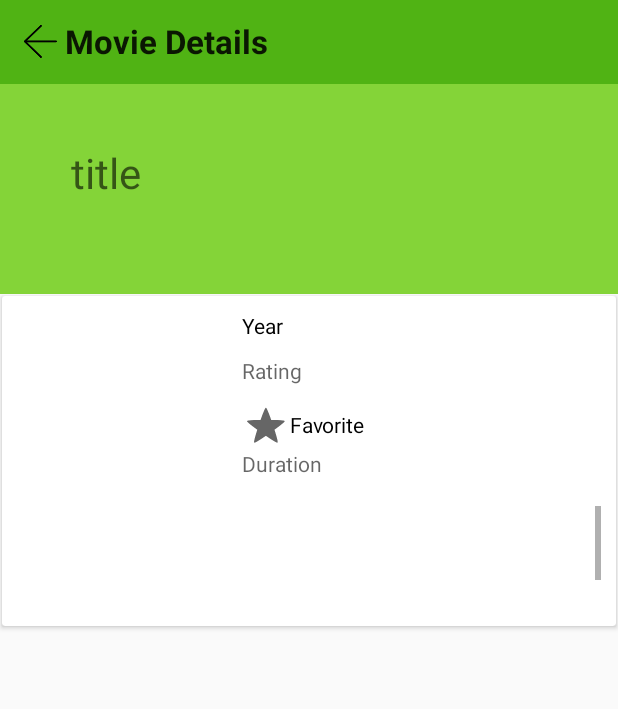
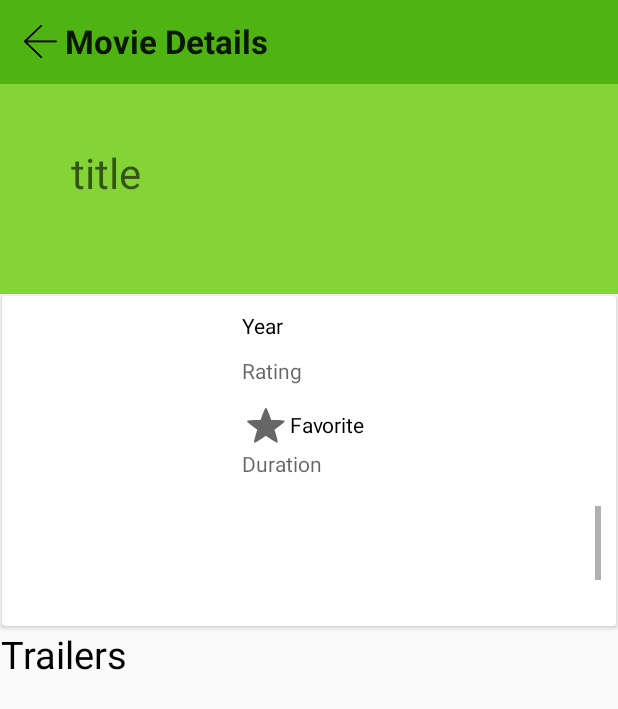
Before and after one commit to VishnuRajcode4passion/MovieMeter, an Android app: the layout detail_page.xml on its own in the app's theme, with its tools: preview values and no code run, on a phone screen of 412 x 824 dp. Shown: the top 709 px of the screen. Run offline under Robolectric (Android 15) with nearby library versions, the phone set to English and light mode, and no system bars.

Commit message:
detail page

```diff
--- a/app/src/main/res/layout/detail_page.xml
+++ b/app/src/main/res/layout/detail_page.xml
@@ -134,9 +134,22 @@
         android:layout_width="match_parent"
         android:layout_height="140dp">
 
+        <TextView
+            android:layout_width="wrap_content"
+            android:layout_height="wrap_content"
+            android:text="Trailers"
+            android:gravity="center"
+            android:textSize="25sp"
+            android:textColor="#000000"
+            android:id="@+id/textView10"
+            android:layout_alignParentTop="true"
+            android:layout_alignParentStart="true" />
+
         <ListView
+            android:layout_width="wrap_content"
+            android:layout_height="wrap_content"
             android:id="@+id/listView"
-            android:layout_width="match_parent"
-            android:layout_height="match_parent"></ListView>
+            android:layout_below="@+id/textView10"
+            android:layout_alignParentStart="true" />
     </RelativeLayout>
 </LinearLayout>
```
